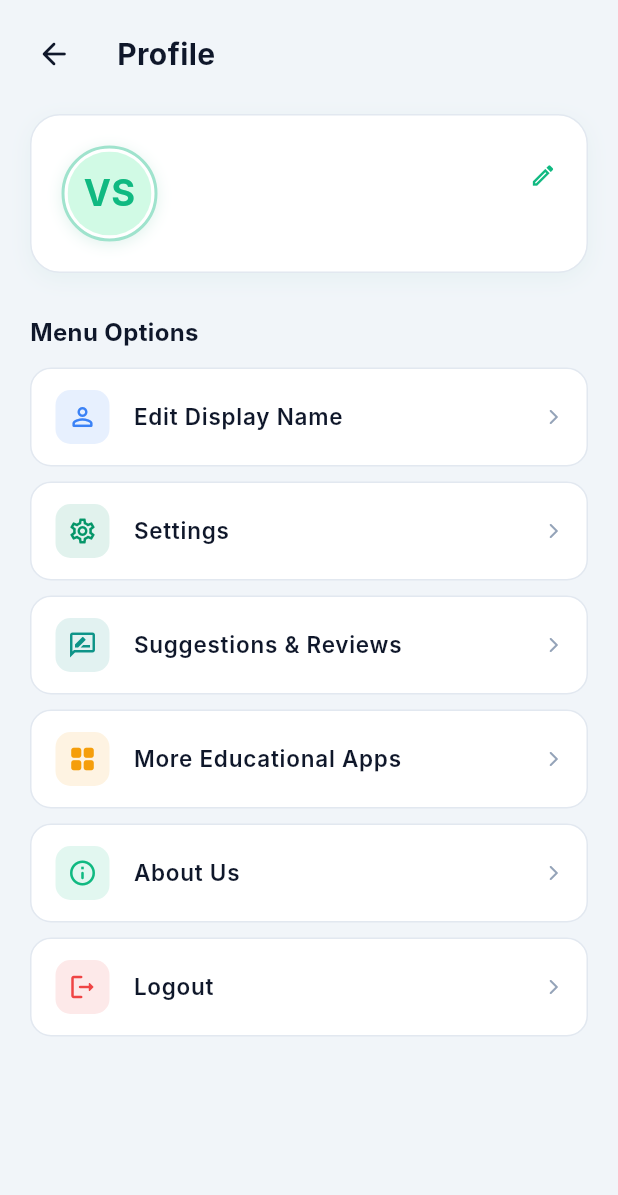
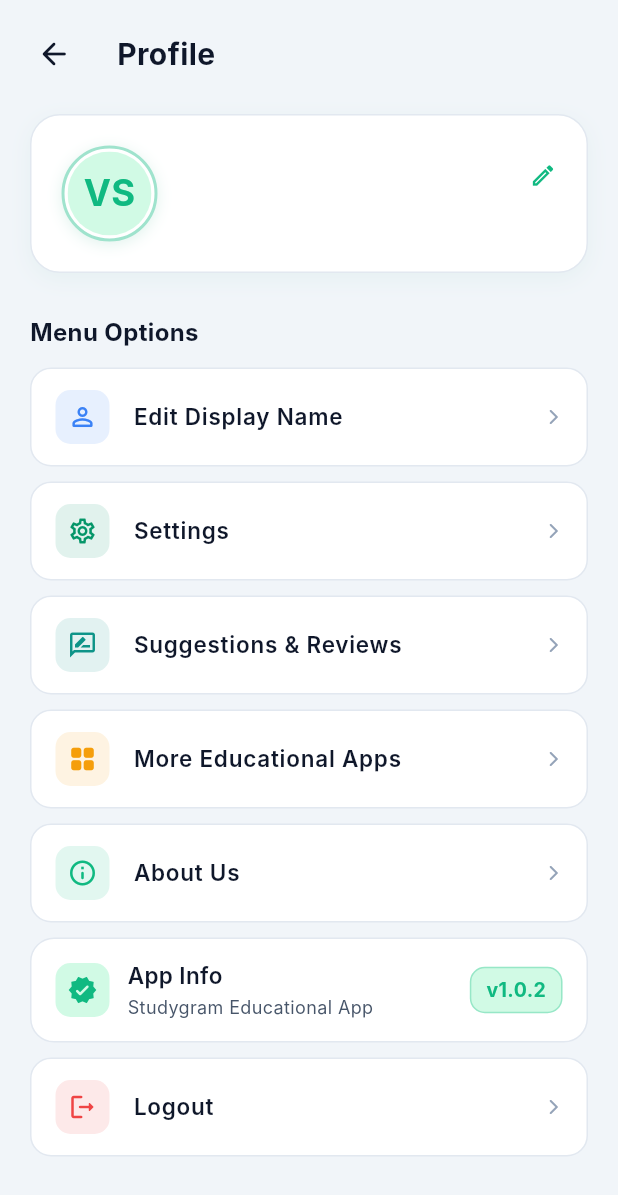
Before and after one commit to sarangirevarun-prog/studygram, a Flutter app: the ProfileView screen opened directly with empty values, on a phone screen of 412 x 824 dp. Shown: the top 1195 px of the screen. Run offline on Flutter 3.47's test engine with Material 3 defaults, Android fonts, the phone set to English and light mode, and no system bars; our stand-ins replace cloud_firestore, firebase_auth, firebase_core, google_sign_in, shared_preferences, speech_to_text; accounts and stored records are empty; network calls fail; Roboto replaces fonts that are missing (Inter); statements that could not run were skipped.

Commit message:
feat: Add App Info version card in Profile & About views, optimize theme switching speed to zero delay

```diff
--- a/lib/views/profile_view.dart
+++ b/lib/views/profile_view.dart
@@ -1,4 +1,5 @@
 import 'package:flutter/material.dart';
+import 'package:study_gram/services/update_service.dart';
 import 'package:study_gram/theme/colors.dart';
 import 'package:study_gram/theme/l10n.dart';
 import 'package:study_gram/widgets/swipe_back.dart';
@@ -540,6 +541,69 @@ class _ProfileViewState extends State<ProfileView> {
                             onTap: widget.onAboutUsTap,
                             color: AppColors.primaryLight,
                           ),
+                          // App Info Version Card
+                          Container(
+                            width: double.infinity,
+                            margin: const EdgeInsets.only(bottom: 10),
+                            padding: const EdgeInsets.symmetric(horizontal: 16, vertical: 14),
+                            decoration: BoxDecoration(
+                              color: AppColors.bgCard,
+                              borderRadius: BorderRadius.circular(16),
+                              border: Border.all(color: AppColors.borderCard),
+                            ),
+                            child: Row(
+                              mainAxisAlignment: MainAxisAlignment.spaceBetween,
+                              children: [
+                                Row(
+                                  children: [
+                                    Container(
+                                      padding: const EdgeInsets.all(8),
+                                      decoration: BoxDecoration(
+                                        color: AppColors.primaryPale,
+                                        borderRadius: BorderRadius.circular(10),
+                                      ),
+                                      child: Icon(Icons.verified_rounded, color: AppColors.primaryLight, size: 20),
+                                    ),
+                                    const SizedBox(width: 12),
+                                    Column(
+                                      crossAxisAlignment: CrossAxisAlignment.start,
+                                      children: [
+                                        Text(
+                                          "App Info",
+                                          style: TextStyle(
+                                            fontSize: 15,
+                                            fontWeight: FontWeight.w600,
+                                            color: AppColors.textPrimary,
+                                          ),
+                                        ),
+                                        const SizedBox(height: 2),
+                                        Text(
+                                          "Studygram Educational App",
+                                          style: TextStyle(fontSize: 12, color: AppColors.textSecondary),
+                                        ),
+                                      ],
+                                    ),
+                                  ],
+                                ),
+                                Container(
+                                  padding: const EdgeInsets.symmetric(horizontal: 10, vertical: 5),
+                                  decoration: BoxDecoration(
+                                    color: AppColors.primaryPale,
+                                    borderRadius: BorderRadius.circular(10),
+                                    border: Border.all(color: AppColors.primaryLight.withValues(alpha: 0.3)),
+                                  ),
+                                  child: Text(
+                                    "v${UpdateService.currentAppVersionName}",
+                                    style: TextStyle(
+                                      fontSize: 13,
+                                      fontWeight: FontWeight.bold,
+                                      color: AppColors.primaryLight,
+                                    ),
+                                  ),
+                                ),
+                              ],
+                            ),
+                          ),
                           _buildMenuTile(
                             icon: Icons.logout_rounded,
                             title: AppStrings.get('logout'),
```
Also changed, not shown: lib/main.dart (+7 -6 lines), lib/views/about_view.dart (+18 -0 lines), lib/widgets/ak_floating_button.dart (+7 -2 lines).
